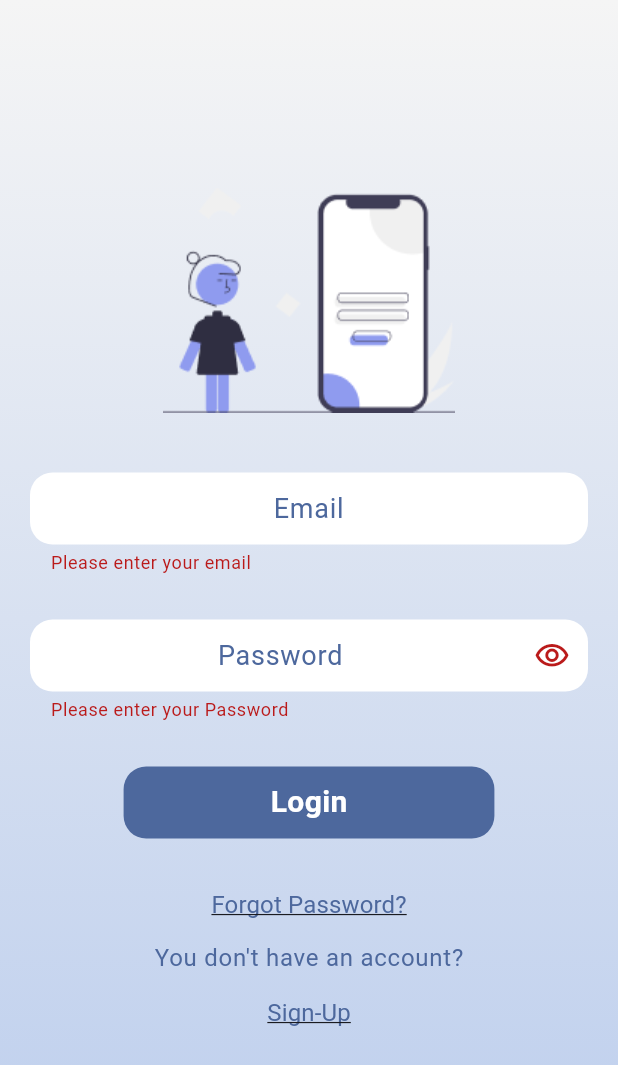
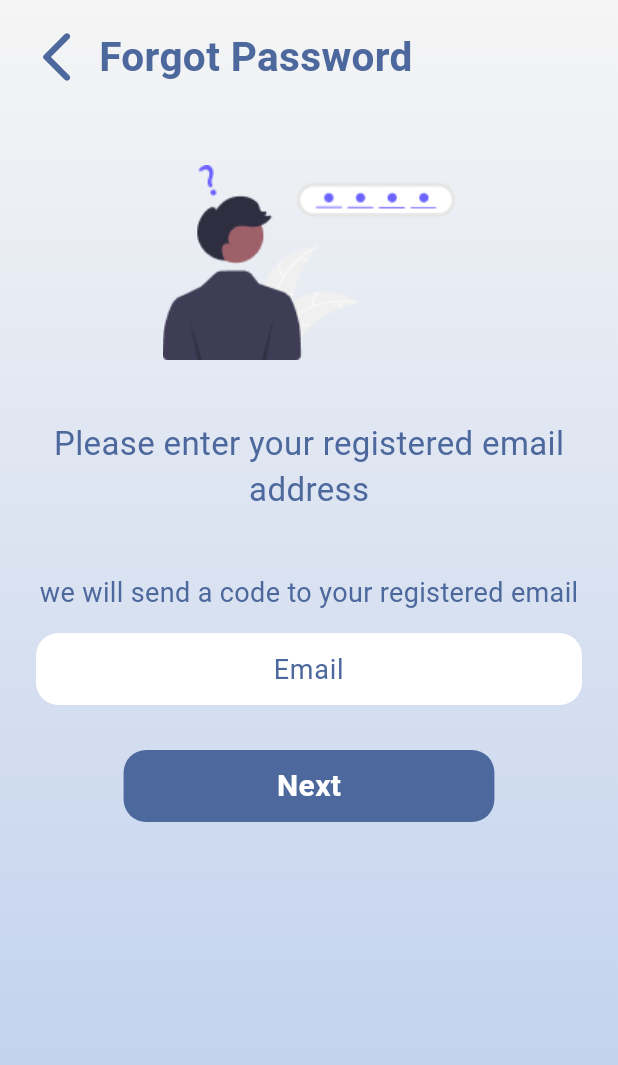
Before and after one commit to karimkhater0/mafhom, a Flutter app: the LoginScreen screen opened directly, after a tap on "Login", after a tap on "Forgot Password?", on a phone screen of 412 x 824 dp. Shown: the top 1065 px of the screen. Run offline on Flutter 3.47's test engine with Material 3 defaults, Android fonts, the phone set to English and light mode, and no system bars; our stand-ins replace bloc, curved_navigation_bar, dio, flutter_bloc, fluttertoast, smooth_page_indicator.

Commit message:
changePw commit

```diff
--- a/lib/main.dart
+++ b/lib/main.dart
@@ -30,7 +30,7 @@ class MyApp extends StatelessWidget {
         colorScheme: ColorScheme.fromSeed(seedColor: Color(0xff4d689d)),
         useMaterial3: true,
       ),
-      home: RegisterScreen(),
+      home: SplashScreen(),
     );
   }
 }
--- /dev/null
+++ b/lib/modules/login/forget_password_screen.dart
@@ -0,0 +1,146 @@
+import 'package:flutter/material.dart';
+import 'package:flutter_bloc/flutter_bloc.dart';
+import 'package:mafhom/modules/login/change_password_screen.dart';
+import 'package:mafhom/modules/login/login_screen.dart';
+import 'package:mafhom/shared/components.dart';
+import 'package:mafhom/shared/constants.dart';
+import 'package:mafhom/shared/cubit/cubit.dart';
+import 'package:mafhom/shared/cubit/states.dart';
+
+class ForgetPwScreen extends StatelessWidget {
+  ForgetPwScreen({super.key});
+  var formKeyForgot = GlobalKey<FormState>();
+  var forgetEmailController = TextEditingController();
+  @override
+  Widget build(BuildContext context) {
+    return BlocProvider(
+      create: (context) => AppCubit(),
+      child: BlocConsumer<AppCubit, AppStates>(
+        listener: (BuildContext context, state) {},
+        builder: (BuildContext context, state) => Scaffold(
+          body: Container(
+            height: double.infinity,
+            decoration: backgroundDecoration,
+            child: SingleChildScrollView(
+              child: SafeArea(
+                child: Padding(
+                  padding: const EdgeInsets.all(10.0),
+                  child: Column(
+                    children: [
+                      Row(
+                        children: [
+                          IconButton(
+                            iconSize: 40,
+                            icon: Icon(
+                              Icons.arrow_back_ios_new_rounded,
+                              color: primaryColor,
+                            ),
+                            onPressed: () {
+                              Navigator.push(
+                                context,
+                                MaterialPageRoute(builder: (context) {
+                                  return LoginScreen();
+                                }),
+                              );
+                            },
+                          ),
+                          SizedBox(
+                            height: 20,
+                          ),
+                          Text(
+                            "Forgot Password",
+                            style: TextStyle(
+                              fontSize: 27,
+                              fontWeight: FontWeight.bold,
+                              color: primaryColor,
+                            ),
+                          ),
+                        ],
+                      ),
+                      Form(
+                        key: formKeyForgot,
+                        child: Padding(
+                          padding: const EdgeInsets.all(14.0),
+                          child: Center(
+                            child: Column(
+                              children: [
+                                SizedBox(
+                                  height: 30,
+                                ),
+                                Image(
+                                  image: AssetImage(
+                                      'assets/images/login/forgot.png'),
+                                ),
+                                SizedBox(
+                                  height: 40,
+                                ),
+                                Text(
+                                  "Please enter your registered email",
+                                  style: TextStyle(
+                                    fontSize: 22,
+                                    color: primaryColor,
+                                  ),
+                                ),
+                                Text(
+                                  "address",
+                                  style: TextStyle(
+                                    fontSize: 22,
+                                    color: primaryColor,
+                                  ),
+                                ),
+                                SizedBox(
+                                  height: 40,
+                                ),
+                                Text(
+                                  "we will send a code to your registered email",
+                                  style: TextStyle(
+                                    fontSize: 18,
+                                    color: primaryColor,
+                                  ),
+                                ),
+                                SizedBox(
+                                  height: 14,
+                                ),
+                                formField(
+                                  controller: forgetEmailController,
+                                  textType: TextInputType.emailAddress,
+                                  labelText: 'Email',
+                                  validate: (value) {
+                                    if (value!.isEmpty) {
+                                      return 'Please enter your email';
+                                    }
+                                    return null;
+                                  },
+                                ),
+                                SizedBox(
+                                  height: 30,
+                                ),
+                                defaultButton(
+                                    backGround: primaryColor,
+                                    text: 'Next',
+                                    onPressed: () {
+                                      if (formKeyForgot.currentState!
+                                          .validate()) {
+                                        // AppCubit.get(context).userForgetPw(
+                                        //     email: forgetEmailController.text);
+                                        navigateAndFinish(
+                                            context, ChangePwScreen());
+                                      }
+                                    },
+                                    width: screenWidth(context) * 0.6)
+                              ],
+                            ),
+                          ),
+                        ),
+                      )
+                    ],
+                  ),
+                ),
+              ),
+            ),
+          ),
+        ),
+      ),
+    );
+  }
+}
--- a/lib/modules/login/login_screen.dart
+++ b/lib/modules/login/login_screen.dart
@@ -1,6 +1,9 @@
 import 'package:flutter/material.dart';
 import 'package:flutter_bloc/flutter_bloc.dart';
+import 'package:mafhom/layout/home_layout.dart';
+import 'package:mafhom/modules/login/forget_password_screen.dart';
 import 'package:mafhom/modules/register/register_screen.dart';
+import 'package:mafhom/modules/text_to_sign/text_to_sign_screen.dart';
 import 'package:mafhom/shared/components.dart';
 import 'package:mafhom/shared/constants.dart';
 
@@ -80,6 +83,7 @@ class LoginScreen extends StatelessWidget {
                                       email: emailController.text,
                                       password: passwordController.text,
                                     );
+                                    navigateAndFinish(context, HomeLayout());
                                   }
                                 },
                                 width: screenWidth(context) * 0.6)
@@ -90,7 +94,14 @@ class LoginScreen extends StatelessWidget {
                           height: 20,
                         ),
                         TextButton(
-                          onPressed: () {},
+                          onPressed: () {
+                            Navigator.push(
+                              context,
+                              MaterialPageRoute(builder: (context) {
+                                return ForgetPwScreen();
+                              }),
+                            );
+                          },
                           child: Text(
                             'Forgot Password?',
                             style: TextStyle(
--- a/lib/shared/components.dart
+++ b/lib/shared/components.dart
@@ -123,8 +123,7 @@ navigateTo(context, widget) => Navigator.push(
 
 navigateAndFinish(context, widget) {
   Navigator.pushAndRemoveUntil(
-      context, MaterialPageRoute(builder: (BuildContext context) => widget),
-      (route) {
+      context, MaterialPageRoute(builder: (context) => widget), (route) {
     return false;
   });
 }
--- a/lib/shared/cubit/cubit.dart
+++ b/lib/shared/cubit/cubit.dart
@@ -2,6 +2,8 @@ import 'package:bloc/bloc.dart';
 import 'package:flutter/material.dart';
 import 'package:flutter_bloc/flutter_bloc.dart';
 import 'package:mafhom/modules/account/account_screen.dart';
+import 'package:mafhom/modules/login/change_password_screen.dart';
+import 'package:mafhom/modules/login/forget_password_screen.dart';
 import 'package:mafhom/modules/login/login_screen.dart';
 import 'package:mafhom/modules/register/register_screen.dart';
 import 'package:mafhom/modules/saved/saved_screen.dart';
@@ -27,6 +29,8 @@ class AppCubit extends Cubit<AppStates> {
     const AccountScreen(),
     LoginScreen(),
     RegisterScreen(),
+    ForgetPwScreen(),
+    ChangePwScreen(),
   ];
 
   void changeOnBoardingPage(int index) {
@@ -82,7 +86,7 @@ class AppCubit extends Cubit<AppStates> {
     DioHelper.postData(
       url: REGISTER,
       data: {
-        "username": username,
+        "userName": username,
         "email": email,
         "password": password,
         "passwordConfirm": password,
@@ -96,4 +100,21 @@ class AppCubit extends Cubit<AppStates> {
       emit(ShopRegisterErrorState(error.toString()));
     });
   }
+
+  void userForgetPw({
+    required String email,
+  }) {
+    emit(ShopForgetPwInitialState());
+    DioHelper.postData(
+      url: FORGETPW,
+      data: {
+        "email": email,
+      },
+    ).then((value) {
+      print(value.data);
+      emit(ShopForgetPwSuccessState());
+    }).catchError((error) {
+      emit(ShopForgetPwErrorState(error.toString()));
+    });
+  }
 }
--- a/lib/shared/cubit/states.dart
+++ b/lib/shared/cubit/states.dart
@@ -20,6 +20,18 @@ class ShopRegisterSuccessState extends AppStates {}
 
 class ShopRegisterLoadingState extends AppStates {}
 
+class ShopForgetPwInitialState extends AppStates {}
+
+class ShopForgetPwSuccessState extends AppStates {}
+
+class ShopForgetPwLoadingState extends AppStates {}
+
+class ShopChangePwInitialState extends AppStates {}
+
+class ShopChangePwSuccessState extends AppStates {}
+
+class ShopChangePwLoadingState extends AppStates {}
+
 class ShopLoginErrorState extends AppStates {
   final String error;
   ShopLoginErrorState(this.error);
@@ -29,3 +41,13 @@ class ShopRegisterErrorState extends AppStates {
   final String error;
   ShopRegisterErrorState(this.error);
 }
+
+class ShopForgetPwErrorState extends AppStates {
+  final String error;
+  ShopForgetPwErrorState(this.error);
+}
+
+class ShopChangePwErrorState extends AppStates {
+  final String error;
+  ShopChangePwErrorState(this.error);
+}
--- a/lib/shared/end_points.dart
+++ b/lib/shared/end_points.dart
@@ -1,3 +1,3 @@
-const LOGIN = "login"; // our api
-//const LOGIN = "users/login"; // test api
+const LOGIN = "login";
 const REGISTER = "register";
+const FORGETPW = "";
```
Also changed, not shown: lib/modules/login/change_password_screen.dart (added, +158 -0 lines), lib/modules/register/register_screen.dart (+10 -20 lines).
